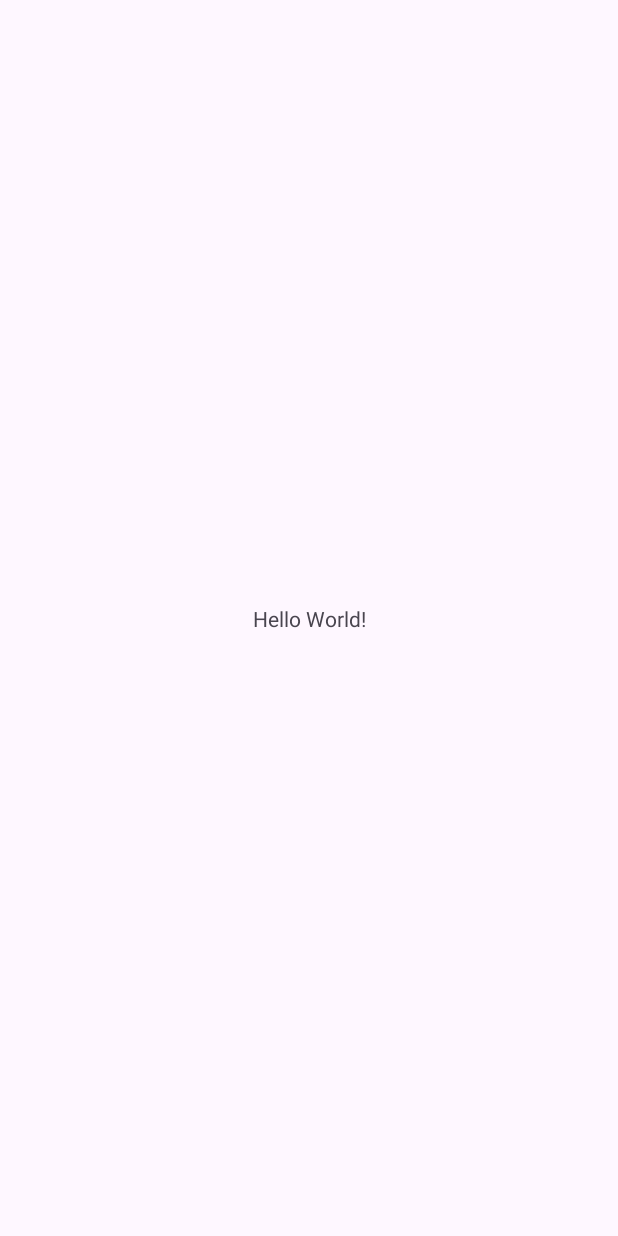
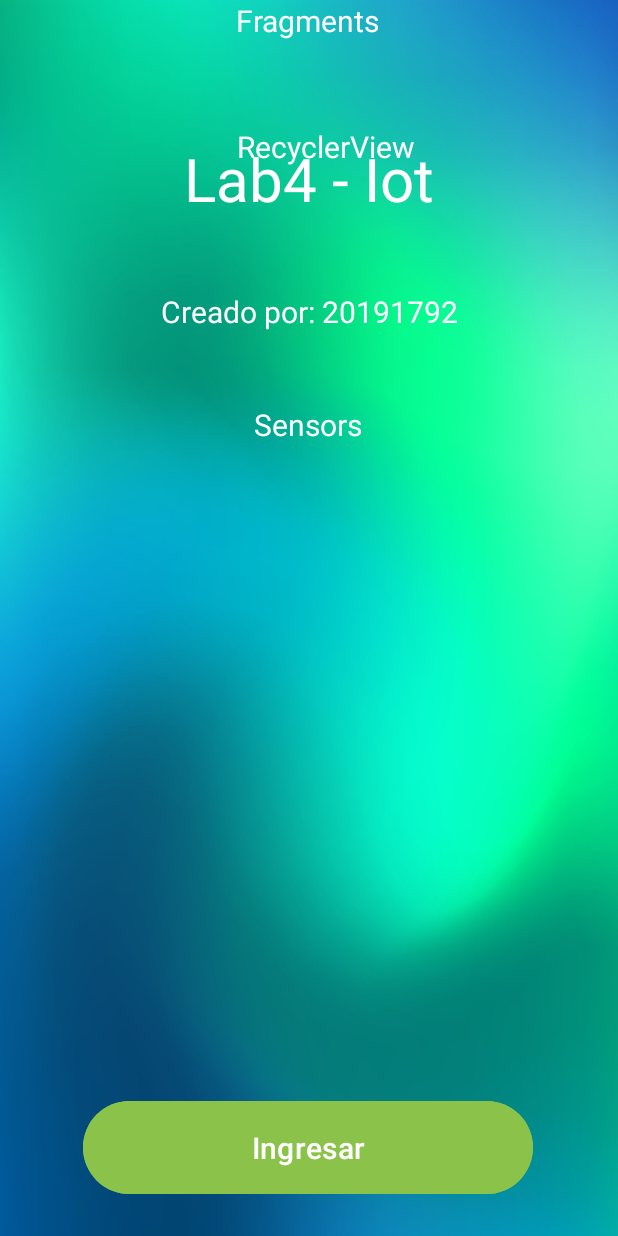
Before and after one commit to angie2512/LAB4_IOT_20191792, an Android app: the screen it shows after launch (MainActivity), on a phone screen of 412 x 824 dp. Before the commit the screen is almost empty. Run offline under Robolectric (Android 15) with nearby library versions, the phone set to English and light mode, and no system bars.

Commit message:
avance vistas

```diff
--- a/app/src/main/AndroidManifest.xml
+++ b/app/src/main/AndroidManifest.xml
@@ -13,6 +13,9 @@
         android:theme="@style/Theme.LAB4_IOT_20191792"
         tools:targetApi="31">
         <activity
+            android:name=".AppActivity"
+            android:exported="false" />
+        <activity
             android:name=".MainActivity"
             android:exported="true">
             <intent-filter>
--- /dev/null
+++ b/app/src/main/res/drawable/baseline_remove_red_eye_24.xml
@@ -0,0 +1,5 @@
+<vector android:height="24dp" android:tint="#FFFFFF"
+    android:viewportHeight="24" android:viewportWidth="24"
+    android:width="24dp" xmlns:android="http://schemas.android.com/apk/res/android">
+    <path android:fillColor="@android:color/white" android:pathData="M12,4.5C7,4.5 2.73,7.61 1,12c1.73,4.39 6,7.5 11,7.5s9.27,-3.11 11,-7.5c-1.73,-4.39 -6,-7.5 -11,-7.5zM12,17c-2.76,0 -5,-2.24 -5,-5s2.24,-5 5,-5 5,2.24 5,5 -2.24,5 -5,5zM12,9c-1.66,0 -3,1.34 -3,3s1.34,3 3,3 3,-1.34 3,-3 -1.34,-3 -3,-3z"/>
+</vector>
--- a/app/src/main/res/layout/activity_main.xml
+++ b/app/src/main/res/layout/activity_main.xml
@@ -4,15 +4,83 @@
     xmlns:tools="http://schemas.android.com/tools"
     android:layout_width="match_parent"
     android:layout_height="match_parent"
+    android:background="@drawable/fondoazulverdedegradado"
     tools:context=".MainActivity">
 
+    <Button
+        android:id="@+id/ingresar"
+        android:layout_width="300dp"
+        android:layout_height="70dp"
+        android:layout_marginBottom="24dp"
+        android:backgroundTint="@color/verde"
+        android:text="Ingresar"
+        android:textSize="20dp"
+        app:layout_constraintBottom_toBottomOf="parent"
+        app:layout_constraintEnd_toEndOf="parent"
+        app:layout_constraintHorizontal_bias="0.495"
+        app:layout_constraintStart_toStartOf="parent" />
+
     <TextView
+        android:id="@+id/textView"
         android:layout_width="wrap_content"
         android:layout_height="wrap_content"
-        android:text="Hello World!"
-        app:layout_constraintBottom_toBottomOf="parent"
+        android:layout_marginTop="92dp"
+        android:text="Lab4 - Iot"
+        android:textColor="@color/white"
+        android:textSize="40dp"
         app:layout_constraintEnd_toEndOf="parent"
         app:layout_constraintStart_toStartOf="parent"
         app:layout_constraintTop_toTopOf="parent" />
 
+    <TextView
+        android:id="@+id/textView2"
+        android:layout_width="wrap_content"
+        android:layout_height="wrap_content"
+        android:layout_marginTop="48dp"
+        android:text="Creado por: 20191792"
+        android:textColor="@color/white"
+        android:textSize="20dp"
+        app:layout_constraintEnd_toEndOf="parent"
+        app:layout_constraintStart_toStartOf="parent"
+        app:layout_constraintTop_toBottomOf="@+id/textView" />
+
+    <TextView
+        android:id="@+id/textView3"
+        android:layout_width="wrap_content"
+        android:layout_height="wrap_content"
+        android:layout_marginTop="48dp"
+        android:text="Sensors"
+        android:textColor="@color/white"
+        android:textSize="20dp"
+        app:layout_constraintEnd_toEndOf="parent"
+        app:layout_constraintHorizontal_bias="0.498"
+        app:layout_constraintStart_toStartOf="parent"
+        app:layout_constraintTop_toBottomOf="@+id/textView2" />
+
+    <TextView
+        android:id="@+id/textView4"
+        android:layout_width="wrap_content"
+        android:layout_height="wrap_content"
+        android:text="Fragments"
+        android:textColor="@color/white"
+        android:textSize="20dp"
+        app:layout_constraintEnd_toEndOf="parent"
+        app:layout_constraintHorizontal_bias="0.498"
+        app:layout_constraintStart_toStartOf="parent"
+        tools:layout_editor_absoluteY="323dp" />
+
+    <TextView
+        android:id="@+id/textView5"
+        android:layout_width="wrap_content"
+        android:layout_height="wrap_content"
+        android:text="RecyclerView"
+        android:textColor="@color/white"
+        android:textSize="20dp"
+        app:layout_constraintBottom_toTopOf="@+id/ingresar"
+        app:layout_constraintEnd_toEndOf="parent"
+        app:layout_constraintHorizontal_bias="0.539"
+        app:layout_constraintStart_toStartOf="parent"
+        app:layout_constraintTop_toBottomOf="@+id/textView4"
+        app:layout_constraintVertical_bias="0.084" />
+
 </androidx.constraintlayout.widget.ConstraintLayout>
--- a/app/src/main/res/values/colors.xml
+++ b/app/src/main/res/values/colors.xml
@@ -2,4 +2,9 @@
 <resources>
     <color name="black">#FF000000</color>
     <color name="white">#FFFFFFFF</color>
+    <color name="verde">#8BC34A</color>
+    <color name="azul">#093A85</color>
+    <color name="morado">#73035B</color>
+
+
 </resources>
```
Also changed, not shown: app/src/main/java/com/example/lab4_iot_20191792/AppActivity.java (added, +14 -0 lines), app/src/main/res/layout/activity_app.xml (added, +60 -0 lines), app/src/main/res/drawable/fondoazulverdedegradado.jpg (added).
